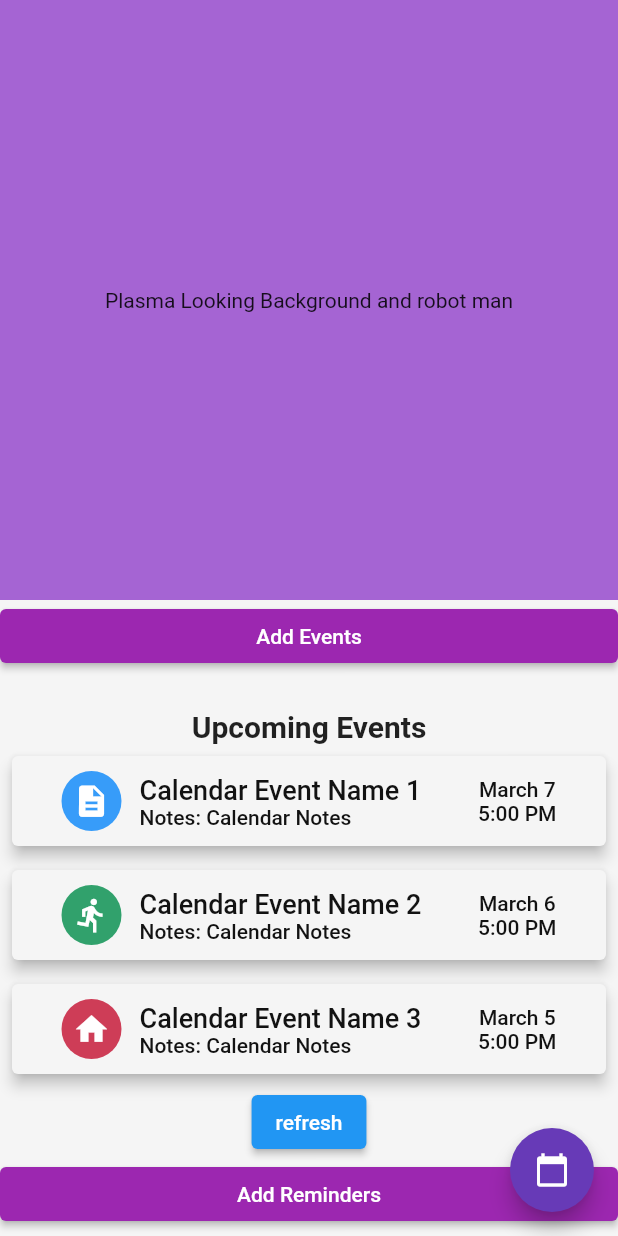
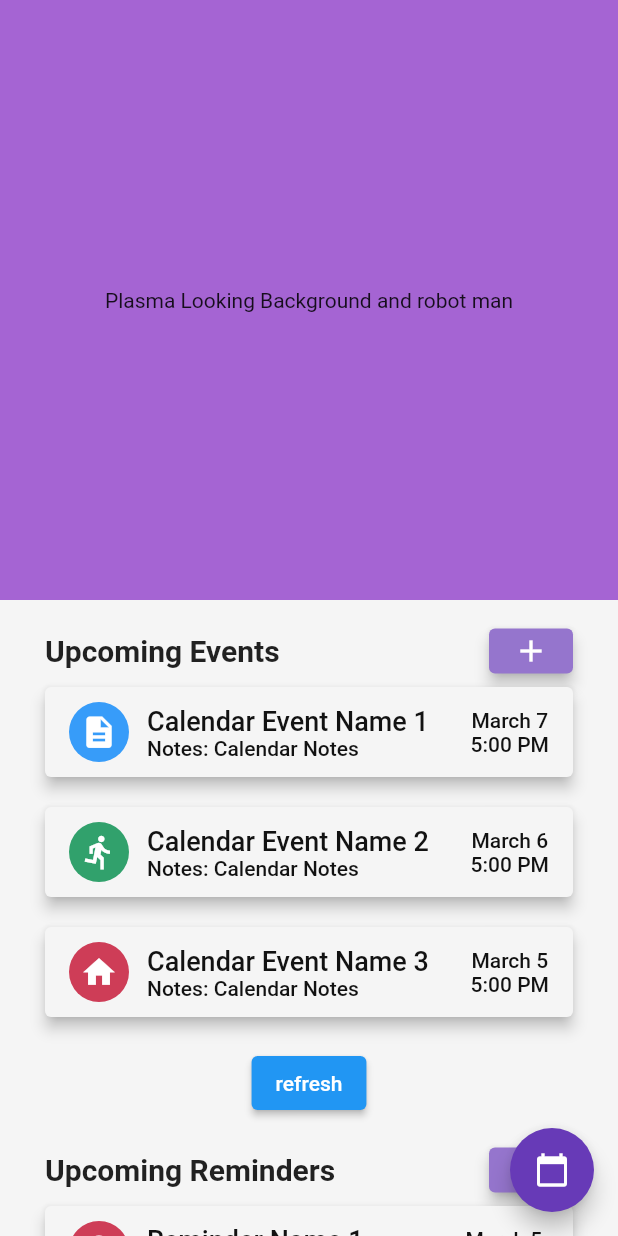
Before and after one commit to Peyton232/tartan_hacks, a Flutter app: the screen it shows after launch, on a phone screen of 412 x 824 dp. Run offline on Flutter 3.47's test engine with Material 2 defaults, Android fonts, the phone set to English and light mode, and no system bars; our stand-ins replace datetime_picker_formfield, firebase_database, stacked, table_calendar; missing offline and left inert: smart_select; accounts and stored records are empty.

Commit message:
Editted more UI on Welcome screen

```diff
--- a/lib/CustomWidgets/Events/EventsContainer.dart
+++ b/lib/CustomWidgets/Events/EventsContainer.dart
@@ -3,6 +3,7 @@ import 'package:tartan_hacks/Data/constants.dart';
 import 'package:tartan_hacks/Data/globals.dart' as globals;
 import 'package:tartan_hacks/CustomWidgets/Events/EventCard.dart';
 import 'package:tartan_hacks/CustomWidgets/Events/EventTemplatePage.dart';
+import 'package:tartan_hacks/Pages/AddEventPage.dart';
 
 class UpcomingEvents extends StatefulWidget {
   @override
@@ -12,33 +13,60 @@ class UpcomingEvents extends StatefulWidget {
 class _UpcomingEventsState extends State<UpcomingEvents> {
   @override
   Widget build(BuildContext context) {
-    return Container(
-      child: Column(
+    return Column(
       children: <Widget>[
         Container(
           padding: EdgeInsets.only(
-              top: 25.0,
-              left: 10.0,
-              right: 10.0,
+            top: 10.0,
           ),
-            child: Column(
-              crossAxisAlignment: CrossAxisAlignment.start,
+          child: Row(
+            crossAxisAlignment: CrossAxisAlignment.center,
             children: <Widget>[
-                Text(
+              Expanded(
+                child: Container(
+                  child: Text(
                     "Upcoming Events",
                     style: kHeaderTextStyle,
+                  ),
+                ),
+              ),
+              ElevatedButton(
+                onPressed: () {
+                  Navigator.push(
+                    context,
+                    MaterialPageRoute(
+                      builder: (context) => AddEventPage(),
+                    ),
+                  );
+                },
+                child: Icon(Icons.add),
+                style: ButtonStyle(
+                  minimumSize: MaterialStateProperty.all<Size>(
+                    Size(
+                      10,
+                      30,
+                    ),
+                  ),
+                  backgroundColor: MaterialStateProperty.all<Color>(
+                    Colors.deepPurple[300],
+                  ),
+                  elevation: MaterialStateProperty.all(4.0),
+                  overlayColor:
+                      MaterialStateProperty.all<Color>(Colors.grey[300]),
+                ),
               ),
             ],
           ),
         ),
-          Container(
-            child: ListView.builder(
+        ListView.builder(
           physics: ClampingScrollPhysics(),
           shrinkWrap: true,
           itemCount: globals.Events.length,
           itemBuilder: (BuildContext context, int index) {
             return Padding(
-                  padding: const EdgeInsets.all(8.0),
+              padding: EdgeInsets.only(
+                bottom: 20.0,
+              ),
               child: EventCard(
                 eventName: globals.Events[index].eventName,
                 eventNotes: globals.Events[index].eventNotes,
@@ -54,13 +82,10 @@ class _UpcomingEventsState extends State<UpcomingEvents> {
             );
           },
         ),
-          ),
         ElevatedButton(
             onPressed: () => setState(() => globals.counter++),
-              child: Text("refresh")
-          ),
+            child: Text("refresh")),
       ],
-      ),
     );
   }
 }
--- a/lib/CustomWidgets/Reminders/RemindersContainer.dart
+++ b/lib/CustomWidgets/Reminders/RemindersContainer.dart
@@ -4,6 +4,7 @@ import 'package:tartan_hacks/Data/constants.dart';
 import 'package:tartan_hacks/CustomWidgets/Reminders/ReminderCard.dart';
 import 'package:tartan_hacks/Data/globals.dart' as globals;
 import 'package:stacked/stacked.dart';
+import 'package:tartan_hacks/Pages/AddReminderPage.dart';
 
 class UpcomingReminders extends StatefulWidget {
   @override
@@ -11,36 +12,62 @@ class UpcomingReminders extends StatefulWidget {
 }
 
 class _UpcomingRemindersState extends State<UpcomingReminders> {
-
   @override
   Widget build(BuildContext context) {
-    return Container(
-      child: Column(
+    return Column(
       children: <Widget>[
         Container(
           padding: EdgeInsets.only(
-              top: 25.0,
-              left: 10.0,
-              right: 10.0,
+            top: 10.0,
           ),
-            child: Column(
-              crossAxisAlignment: CrossAxisAlignment.start,
+          child: Row(
+            crossAxisAlignment: CrossAxisAlignment.center,
             children: <Widget>[
-                Text(
-                  "Upcoming Events",
+              Expanded(
+                child: Container(
+                  child: Text(
+                    "Upcoming Reminders",
                     style: kHeaderTextStyle,
+                  ),
+                ),
+              ),
+              ElevatedButton(
+                onPressed: () {
+                  Navigator.push(
+                    context,
+                    MaterialPageRoute(
+                      builder: (context) => AddReminderPage(),
+                    ),
+                  );
+                },
+                child: Icon(Icons.add),
+                style: ButtonStyle(
+                  minimumSize: MaterialStateProperty.all<Size>(
+                    Size(
+                      10,
+                      30,
+                    ),
+                  ),
+                  backgroundColor: MaterialStateProperty.all<Color>(
+                    Colors.deepPurple[300],
+                  ),
+                  elevation: MaterialStateProperty.all(4.0),
+                  overlayColor:
+                      MaterialStateProperty.all<Color>(Colors.grey[300]),
+                ),
               ),
             ],
           ),
         ),
-          Container(
-            child: ListView.builder(
+        ListView.builder(
           physics: ClampingScrollPhysics(),
           shrinkWrap: true,
           itemCount: globals.Reminds.length,
           itemBuilder: (BuildContext context, int index) {
             return Padding(
-                  padding: const EdgeInsets.all(8.0),
+              padding: EdgeInsets.only(
+                bottom: 20.0,
+              ),
               child: ReminderCard(
                 reminderName: globals.Reminds[index].reminderName,
                 reminderNotes: globals.Reminds[index].reminderNotes,
@@ -48,21 +75,14 @@ class _UpcomingRemindersState extends State<UpcomingReminders> {
                 reminderTime: globals.Reminds[index].reminderTime,
                 categoryIcon: globals.Reminds[index].categoryIcon,
                 categoryColor: globals.Reminds[index].categoryColor,
-                    //setup subpage here
-                    // paragraph: globals.Events[index].paragraph,
-                    // stepsA: globals.Events[index].steps,
-                    // videoKey: globals.Events[index].video,
               ),
             );
           },
         ),
-          ),
         ElevatedButton(
             onPressed: () => setState(() => globals.counter++),
-            child: Text("refresh")
-          ),
+            child: Text("refresh")),
       ],
-      ),
     );
   }
 }
--- a/lib/Pages/CalendarScreen.dart
+++ b/lib/Pages/CalendarScreen.dart
@@ -3,7 +3,6 @@ import 'package:tartan_hacks/CustomWidgets/Events/EventCard.dart';
 import 'package:tartan_hacks/Data/constants.dart';
 import 'package:table_calendar/table_calendar.dart';
 import 'package:tartan_hacks/Pages/AddEventPage.dart';
-import 'package:tartan_hacks/CustomWidgets/ViewButton.dart';
 
 class CalendarScreen extends StatefulWidget {
   @override
--- a/lib/Pages/WelcomeScreen.dart
+++ b/lib/Pages/WelcomeScreen.dart
@@ -6,7 +6,6 @@ import 'package:tartan_hacks/Data/constants.dart';
 import 'package:tartan_hacks/CustomWidgets/Reminders/ReminderCard.dart';
 import '../database/database.dart';
 import 'AddEventPage.dart';
-import 'AddReminderPage.dart';
 
 class WelcomeScreen extends StatefulWidget {
   @override
@@ -37,41 +36,19 @@ class _WelcomeScreenState extends State<WelcomeScreen> {
                 child: Text("Plasma Looking Background and robot man"),
               ),
             ),
-            ElevatedButton(
-              onPressed: () {
-                Navigator.push(
-                  context,
-                  MaterialPageRoute(
-                    builder: (context) => AddEventPage(),
-                  ),
-                );
-              },
-              child: Text("Add Events"),
-              style: ElevatedButton.styleFrom(
-                primary: Colors.purple, // background
-              ),
+            Padding(
+              padding: EdgeInsets.symmetric(horizontal: 30.0),
+              child: UpcomingEvents(),
             ),
-            UpcomingEvents(),
-            ElevatedButton(
-              onPressed: () {
-                Navigator.push(
-                  context,
-                  MaterialPageRoute(
-                    builder: (context) => AddReminderPage(),
-                  ),
-                );
-              },
-              child: Text("Add Reminders"),
-              style: ElevatedButton.styleFrom(
-                primary: Colors.purple, // background
-              ),
+            Padding(
+              padding: EdgeInsets.symmetric(horizontal: 30.0),
+              child: UpcomingReminders(),
             ),
-            UpcomingReminders(),
             CategoriesContainer(),
             ElevatedButton(
               onPressed: () => {
                 //sendData("example data 2 electric boogaloo"),
-                 readData(),
+                readData(),
               },
               child: Text("Read database"),
             ),
```
Also changed, not shown: lib/CustomWidgets/Categories/CategoriesContainer.dart (+38 -3 lines), lib/CustomWidgets/ViewButton.dart (deleted, +0 -40 lines), lib/Pages/AddCategoryPage.dart (added, +18 -0 lines). Lines whose indentation alone changed are shown as unchanged.
